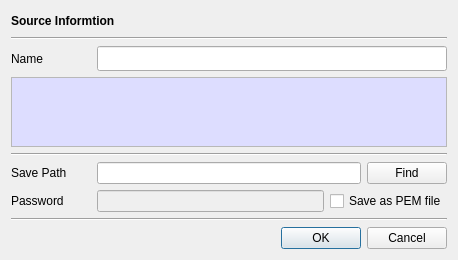
jykim74/CertMan, file CertMan/export_dlg.ui: the form before one commit.
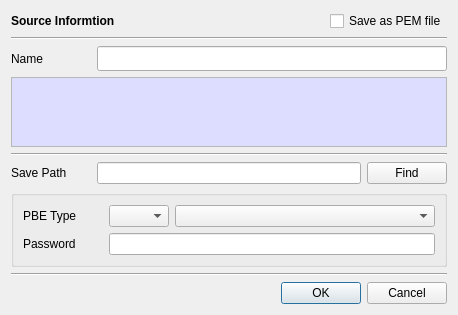
The form after the commit.

```diff
--- a/CertMan/export_dlg.ui
+++ b/CertMan/export_dlg.ui
@@ -7,7 +7,7 @@
     <x>0</x>
     <y>0</y>
     <width>458</width>
-    <height>260</height>
+    <height>308</height>
    </rect>
   </property>
   <property name="windowTitle">
@@ -19,6 +19,19 @@
      <property name="topMargin">
       <number>0</number>
      </property>
+     <item row="0" column="0">
+      <widget class="QLabel" name="mExportLabel">
+       <property name="font">
+        <font>
+         <weight>75</weight>
+         <bold>true</bold>
+        </font>
+       </property>
+       <property name="text">
+        <string>Source Informtion</string>
+       </property>
+      </widget>
+     </item>
      <item row="0" column="1">
       <spacer name="horizontalSpacer">
        <property name="orientation">
@@ -32,16 +45,10 @@
        </property>
       </spacer>
      </item>
-     <item row="0" column="0">
-      <widget class="QLabel" name="mExportLabel">
-       <property name="font">
-        <font>
-         <weight>75</weight>
-         <bold>true</bold>
-        </font>
-       </property>
+     <item row="0" column="2">
+      <widget class="QCheckBox" name="mPEMSaveCheck">
        <property name="text">
-        <string>Source Informtion</string>
+        <string>Save as PEM file</string>
        </property>
       </widget>
      </item>
@@ -176,17 +183,71 @@
     </layout>
    </item>
    <item>
+    <widget class="QGroupBox" name="mEncGroup">
+     <property name="minimumSize">
+      <size>
+       <width>0</width>
+       <height>0</height>
+      </size>
+     </property>
+     <property name="title">
+      <string/>
+     </property>
+     <layout class="QVBoxLayout" name="verticalLayout_2">
+      <item>
+       <layout class="QGridLayout" name="gridLayout_5">
+        <property name="topMargin">
+         <number>0</number>
+        </property>
+        <item row="0" column="0">
+         <widget class="QLabel" name="label_4">
+          <property name="minimumSize">
+           <size>
+            <width>80</width>
+            <height>0</height>
+           </size>
+          </property>
+          <property name="maximumSize">
+           <size>
+            <width>80</width>
+            <height>16777215</height>
+           </size>
+          </property>
+          <property name="text">
+           <string>PBE Type</string>
+          </property>
+         </widget>
+        </item>
+        <item row="0" column="1">
+         <widget class="QComboBox" name="mPBEVersionCombo">
+          <property name="minimumSize">
+           <size>
+            <width>60</width>
+            <height>0</height>
+           </size>
+          </property>
+          <property name="maximumSize">
+           <size>
+            <width>60</width>
+            <height>16777215</height>
+           </size>
+          </property>
+         </widget>
+        </item>
+        <item row="0" column="2">
+         <widget class="QComboBox" name="mPBEAlgCombo">
+          <property name="sizePolicy">
+           <sizepolicy hsizetype="Preferred" vsizetype="Fixed">
+            <horstretch>0</horstretch>
+            <verstretch>1</verstretch>
+           </sizepolicy>
+          </property>
+         </widget>
+        </item>
+       </layout>
+      </item>
+      <item>
     <layout class="QGridLayout" name="gridLayout_3">
-     <property name="topMargin">
-      <number>0</number>
-     </property>
-     <item row="0" column="1">
-      <widget class="QLineEdit" name="mPasswordText">
-       <property name="enabled">
-        <bool>false</bool>
-       </property>
-      </widget>
-     </item>
      <item row="0" column="0">
       <widget class="QLabel" name="label_3">
        <property name="minimumSize">
@@ -200,14 +261,20 @@
        </property>
       </widget>
      </item>
-     <item row="0" column="2">
-      <widget class="QCheckBox" name="mPEMSaveCheck">
-       <property name="text">
-        <string>Save as PEM file</string>
-       </property>
+        <item row="0" column="1">
+         <widget class="QLineEdit" name="mPasswordText">
+          <property name="enabled">
+           <bool>true</bool>
+          </property>
+          <property name="echoMode">
+           <enum>QLineEdit::NoEcho</enum>
+          </property>
       </widget>
      </item>
     </layout>
+      </item>
+     </layout>
+    </widget>
    </item>
    <item>
     <widget class="Line" name="line">
```
Left out of the diff: 1 changed line with no effect on the pictures. Lines whose indentation alone changed are shown as unchanged.
